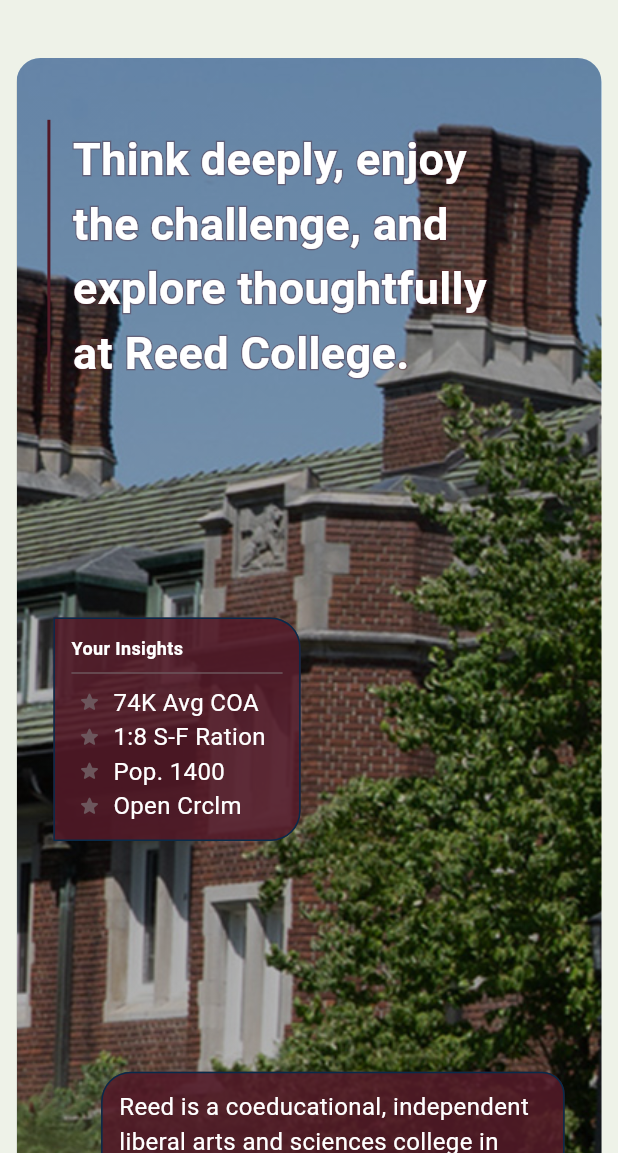
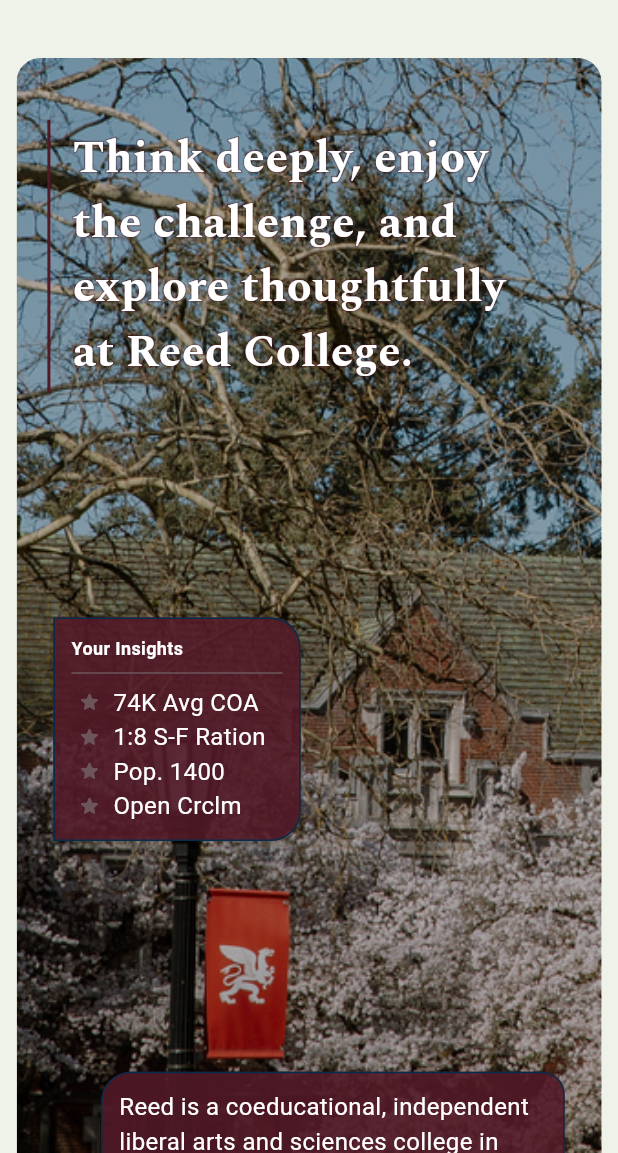
Before and after one commit to RosaMatch/Rosa-MVP, a Flutter app: the CollegeProfile screen opened by its route, on a phone screen of 412 x 824 dp, the part 83-1236 px from its top. Run offline on Flutter 3.47's test engine with Material 3 defaults, Android fonts, the phone set to English and light mode, and no system bars; our stand-ins replace go_router, google_fonts, multi_select_flutter; missing offline and left inert: dart:ffi.

Commit message:
Modified College Profile mockup's motto / bg image

```diff
--- a/app/lib/college_profile.dart
+++ b/app/lib/college_profile.dart
@@ -1,10 +1,12 @@
 import 'dart:ffi';
+import 'package:google_fonts/google_fonts.dart';
 
 import 'package:flutter/material.dart';
 import 'package:go_router/go_router.dart';
 import 'package:multi_select_flutter/multi_select_flutter.dart';
 import 'constants.dart';
 import 'package:flutter/rendering.dart';
+
 
 
 // For college profile Ui, the information cannot be hardcoded so I will try to make this as general as possible
@@ -972,7 +974,7 @@ class ParallaxContainer extends StatelessWidget{
     return Column(
         children: [
             LocationListItem(
-              imageUrl: "assets/images/reed.jpg",
+              imageUrl: "assets/images/reed_spring.jpg",
             ),
         ],
 
@@ -1136,7 +1138,7 @@ class CollegeMantra extends StatelessWidget{
           children: [
             Text(mantra ,
               textAlign: TextAlign.left,
-              style: TextStyle(
+              style: GoogleFonts.spectral(
                 fontSize: 30,
                 fontWeight: FontWeight.bold ,
                 foreground: Paint()
@@ -1148,10 +1150,10 @@ class CollegeMantra extends StatelessWidget{
 
             Text(mantra ,
               textAlign: TextAlign.left,
-              style: TextStyle(
+              style: GoogleFonts.spectral(
                 fontSize: 30,
                 color: Color(0xffffffff),
-                fontWeight: FontWeight.bold ,
+                fontWeight: FontWeight.bold
                 ),
               ),
           ]
```
Also changed, not shown: app/assets/images/reed_spring.jpg (added).
